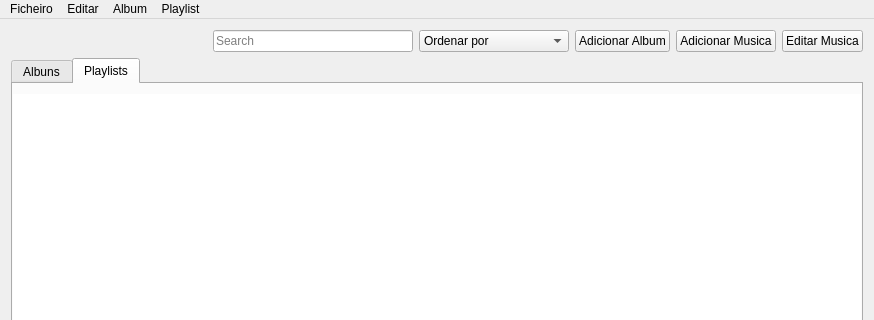
This is mainwindow.ui in AlexFMM/mp3Player as Qt 5 draws it before an edit; both pictures show x 0 to 874 and y 0 to 320 of the 874 by 532 pixel window. The edited form follows.
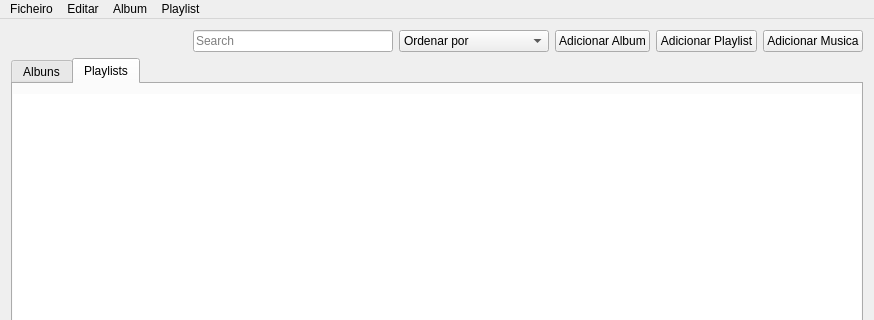
This is the edited form. The open tabs and pages were chosen to show the change.

What changed in the file:
```diff
--- a/mainwindow.ui
+++ b/mainwindow.ui
@@ -481,6 +481,13 @@
         </property>
        </widget>
       </item>
+      <item>
+       <widget class="QPushButton" name="btnAddPlay">
+        <property name="text">
+         <string>Adicionar Playlist</string>
+        </property>
+       </widget>
+      </item>
       <item>
        <widget class="QPushButton" name="btnAddSong">
         <property name="text">
@@ -488,13 +495,6 @@
         </property>
        </widget>
       </item>
-      <item>
-       <widget class="QPushButton" name="editSong">
-        <property name="text">
-         <string>Editar Musica</string>
-        </property>
-       </widget>
-      </item>
      </layout>
     </item>
     <item row="1" column="0">
```
Left out of the diff: 6 changed lines with no effect on the pictures.
